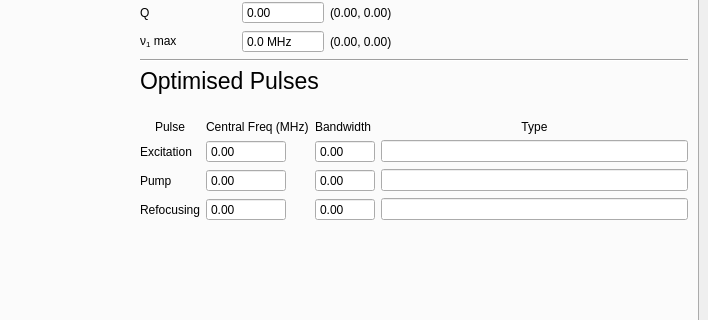
JeschkeLab/autoDEER, file autodeer/gui/gui2.ui: the form before one commit; both pictures show x 429 to 1137 and y 268 to 588 of the 1137 by 814 pixel window.
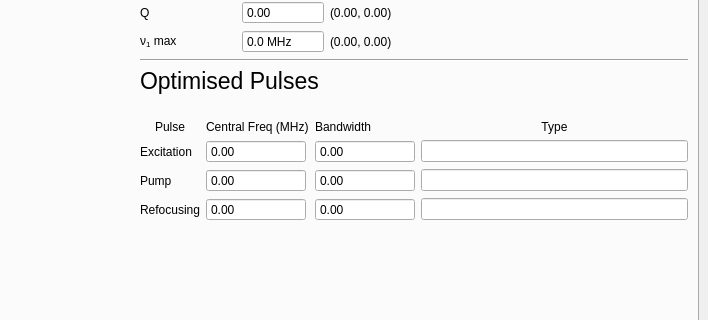
The form after the commit. The open tabs and pages were chosen to show the change.

Diff of the .ui file:
```diff
--- a/autodeer/gui/gui2.ui
+++ b/autodeer/gui/gui2.ui
@@ -1022,7 +1022,7 @@
                </widget>
               </item>
               <item>
-               <layout class="QGridLayout" name="gridLayout_2" columnstretch="0,0,0,0">
+               <layout class="QGridLayout" name="gridLayout_2" columnstretch="0,0,0,1">
                 <property name="sizeConstraint">
                  <enum>QLayout::SetDefaultConstraint</enum>
                 </property>
@@ -1031,9 +1031,15 @@
                 </property>
                 <item row="3" column="1">
                  <widget class="QDoubleSpinBox" name="RefFreqBox">
+                  <property name="sizePolicy">
+                   <sizepolicy hsizetype="MinimumExpanding" vsizetype="Fixed">
+                    <horstretch>0</horstretch>
+                    <verstretch>0</verstretch>
+                   </sizepolicy>
+                  </property>
                   <property name="minimumSize">
                    <size>
-                    <width>50</width>
+                    <width>100</width>
                     <height>0</height>
                    </size>
                   </property>
@@ -1076,9 +1082,15 @@
                 </item>
                 <item row="2" column="2">
                  <widget class="QDoubleSpinBox" name="PumpBWBox">
+                  <property name="sizePolicy">
+                   <sizepolicy hsizetype="MinimumExpanding" vsizetype="Fixed">
+                    <horstretch>0</horstretch>
+                    <verstretch>0</verstretch>
+                   </sizepolicy>
+                  </property>
                   <property name="minimumSize">
                    <size>
-                    <width>50</width>
+                    <width>100</width>
                     <height>0</height>
                    </size>
                   </property>
@@ -1127,14 +1139,14 @@
                 <item row="1" column="1">
                  <widget class="QDoubleSpinBox" name="ExcFreqBox">
                   <property name="sizePolicy">
-                   <sizepolicy hsizetype="Fixed" vsizetype="Fixed">
+                   <sizepolicy hsizetype="MinimumExpanding" vsizetype="Fixed">
                     <horstretch>0</horstretch>
                     <verstretch>0</verstretch>
                    </sizepolicy>
                   </property>
                   <property name="minimumSize">
                    <size>
-                    <width>50</width>
+                    <width>100</width>
                     <height>0</height>
                    </size>
                   </property>
@@ -1157,9 +1169,15 @@
                 </item>
                 <item row="2" column="1">
                  <widget class="QDoubleSpinBox" name="PumpFreqBox">
+                  <property name="sizePolicy">
+                   <sizepolicy hsizetype="MinimumExpanding" vsizetype="Fixed">
+                    <horstretch>0</horstretch>
+                    <verstretch>0</verstretch>
+                   </sizepolicy>
+                  </property>
                   <property name="minimumSize">
                    <size>
-                    <width>50</width>
+                    <width>100</width>
                     <height>0</height>
                    </size>
                   </property>
@@ -1211,9 +1229,15 @@
                 </item>
                 <item row="1" column="2">
                  <widget class="QDoubleSpinBox" name="ExcBWBox">
+                  <property name="sizePolicy">
+                   <sizepolicy hsizetype="MinimumExpanding" vsizetype="Fixed">
+                    <horstretch>0</horstretch>
+                    <verstretch>0</verstretch>
+                   </sizepolicy>
+                  </property>
                   <property name="minimumSize">
                    <size>
-                    <width>50</width>
+                    <width>100</width>
                     <height>0</height>
                    </size>
                   </property>
@@ -1246,9 +1270,15 @@
                 </item>
                 <item row="3" column="2">
                  <widget class="QDoubleSpinBox" name="RefBWBox">
+                  <property name="sizePolicy">
+                   <sizepolicy hsizetype="MinimumExpanding" vsizetype="Fixed">
+                    <horstretch>0</horstretch>
+                    <verstretch>0</verstretch>
+                   </sizepolicy>
+                  </property>
                   <property name="minimumSize">
                    <size>
-                    <width>50</width>
+                    <width>100</width>
                     <height>0</height>
                    </size>
                   </property>
```
Left out of the diff: 2 changed lines with no effect on the pictures.
